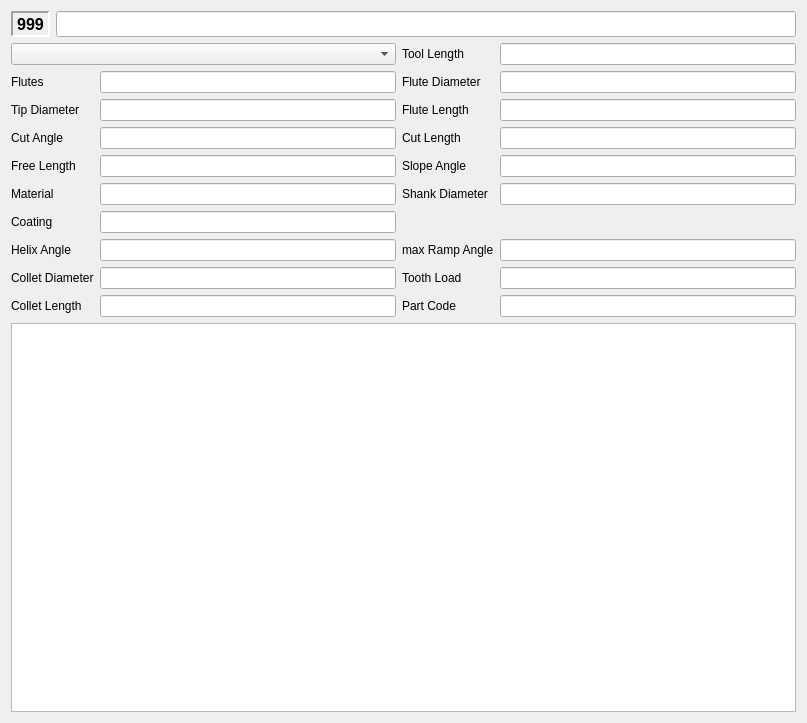
Before: the Qt Designer form src/UI/ToolEditor.ui in DjangoReinhard/FalconView, drawn with Qt 5.
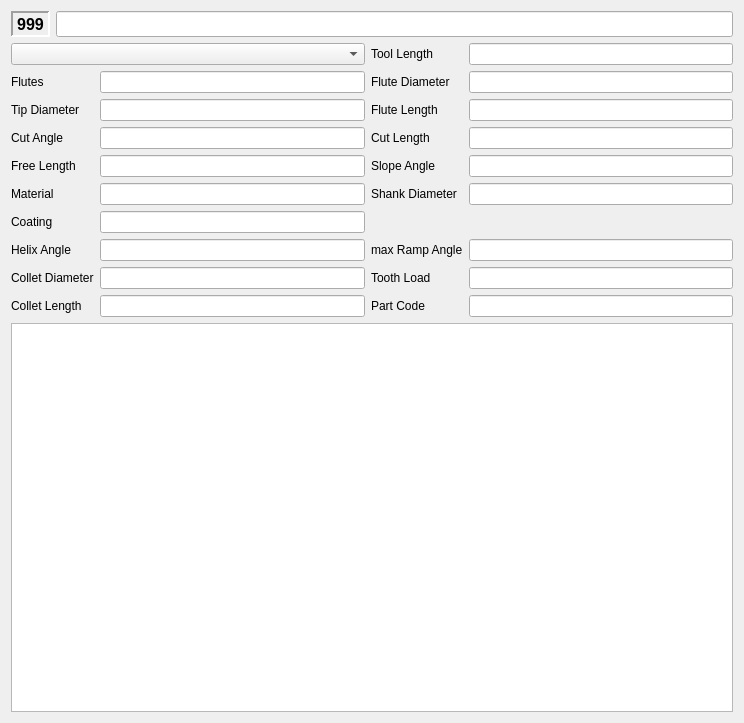
After: the same form once the commit is applied.

Commit message: worked at tool manager

```diff
--- a/src/UI/ToolEditor.ui
+++ b/src/UI/ToolEditor.ui
@@ -6,7 +6,7 @@
    <rect>
     <x>0</x>
     <y>0</y>
-    <width>807</width>
+    <width>744</width>
     <height>723</height>
    </rect>
   </property>
@@ -25,7 +25,14 @@
     </widget>
    </item>
    <item row="5" column="2">
-    <widget class="QLineEdit" name="eLenFree"/>
+    <widget class="QLineEdit" name="eLenFree">
+     <property name="sizePolicy">
+      <sizepolicy hsizetype="MinimumExpanding" vsizetype="Fixed">
+       <horstretch>0</horstretch>
+       <verstretch>0</verstretch>
+      </sizepolicy>
+     </property>
+    </widget>
    </item>
    <item row="3" column="2">
     <widget class="QLineEdit" name="eDiaTip">
@@ -38,7 +45,14 @@
     </widget>
    </item>
    <item row="8" column="4">
-    <widget class="QLineEdit" name="eAngMaxRamp"/>
+    <widget class="QLineEdit" name="eAngMaxRamp">
+     <property name="sizePolicy">
+      <sizepolicy hsizetype="MinimumExpanding" vsizetype="Fixed">
+       <horstretch>0</horstretch>
+       <verstretch>0</verstretch>
+      </sizepolicy>
+     </property>
+    </widget>
    </item>
    <item row="4" column="2">
     <widget class="QLineEdit" name="eAngCut">
@@ -98,16 +112,44 @@
     </widget>
    </item>
    <item row="9" column="4">
-    <widget class="QLineEdit" name="eLoad"/>
+    <widget class="QLineEdit" name="eLoad">
+     <property name="sizePolicy">
+      <sizepolicy hsizetype="MinimumExpanding" vsizetype="Fixed">
+       <horstretch>0</horstretch>
+       <verstretch>0</verstretch>
+      </sizepolicy>
+     </property>
+    </widget>
    </item>
    <item row="11" column="0" colspan="5">
-    <widget class="QPlainTextEdit" name="eComment"/>
+    <widget class="QPlainTextEdit" name="eComment">
+     <property name="sizePolicy">
+      <sizepolicy hsizetype="MinimumExpanding" vsizetype="Expanding">
+       <horstretch>0</horstretch>
+       <verstretch>0</verstretch>
+      </sizepolicy>
+     </property>
+    </widget>
    </item>
    <item row="5" column="4">
-    <widget class="QLineEdit" name="eAngSlope"/>
+    <widget class="QLineEdit" name="eAngSlope">
+     <property name="sizePolicy">
+      <sizepolicy hsizetype="MinimumExpanding" vsizetype="Fixed">
+       <horstretch>0</horstretch>
+       <verstretch>0</verstretch>
+      </sizepolicy>
+     </property>
+    </widget>
    </item>
    <item row="9" column="2">
-    <widget class="QLineEdit" name="eDiaColl"/>
+    <widget class="QLineEdit" name="eDiaColl">
+     <property name="sizePolicy">
+      <sizepolicy hsizetype="MinimumExpanding" vsizetype="Fixed">
+       <horstretch>0</horstretch>
+       <verstretch>0</verstretch>
+      </sizepolicy>
+     </property>
+    </widget>
    </item>
    <item row="1" column="3">
     <widget class="QLabel" name="label">
@@ -123,7 +165,14 @@
     </widget>
    </item>
    <item row="8" column="2">
-    <widget class="QLineEdit" name="eAngHelix"/>
+    <widget class="QLineEdit" name="eAngHelix">
+     <property name="sizePolicy">
+      <sizepolicy hsizetype="MinimumExpanding" vsizetype="Fixed">
+       <horstretch>0</horstretch>
+       <verstretch>0</verstretch>
+      </sizepolicy>
+     </property>
+    </widget>
    </item>
    <item row="9" column="3">
     <widget class="QLabel" name="label_19">
@@ -146,7 +195,14 @@
     </widget>
    </item>
    <item row="10" column="2">
-    <widget class="QLineEdit" name="eLenColl"/>
+    <widget class="QLineEdit" name="eLenColl">
+     <property name="sizePolicy">
+      <sizepolicy hsizetype="MinimumExpanding" vsizetype="Fixed">
+       <horstretch>0</horstretch>
+       <verstretch>0</verstretch>
+      </sizepolicy>
+     </property>
+    </widget>
    </item>
    <item row="2" column="4">
     <widget class="QLineEdit" name="eDiaFlute">
@@ -206,11 +262,17 @@
    <item row="1" column="4">
     <widget class="QLineEdit" name="eLenTool">
      <property name="sizePolicy">
-      <sizepolicy hsizetype="Expanding" vsizetype="Fixed">
+      <sizepolicy hsizetype="MinimumExpanding" vsizetype="Fixed">
        <horstretch>0</horstretch>
        <verstretch>0</verstretch>
       </sizepolicy>
      </property>
+     <property name="focusPolicy">
+      <enum>Qt::NoFocus</enum>
+     </property>
+     <property name="readOnly">
+      <bool>true</bool>
+     </property>
     </widget>
    </item>
    <item row="2" column="0" colspan="2">
@@ -296,7 +358,14 @@
     </widget>
    </item>
    <item row="1" column="0" colspan="3">
-    <widget class="QComboBox" name="cbType"/>
+    <widget class="QComboBox" name="cbType">
+     <property name="sizePolicy">
+      <sizepolicy hsizetype="MinimumExpanding" vsizetype="Fixed">
+       <horstretch>0</horstretch>
+       <verstretch>0</verstretch>
+      </sizepolicy>
+     </property>
+    </widget>
    </item>
    <item row="10" column="3">
     <widget class="QLabel" name="label_14">
@@ -306,7 +375,14 @@
     </widget>
    </item>
    <item row="10" column="4">
-    <widget class="QLineEdit" name="ePartCode"/>
+    <widget class="QLineEdit" name="ePartCode">
+     <property name="sizePolicy">
+      <sizepolicy hsizetype="MinimumExpanding" vsizetype="Fixed">
+       <horstretch>0</horstretch>
+       <verstretch>0</verstretch>
+      </sizepolicy>
+     </property>
+    </widget>
    </item>
    <item row="6" column="3">
     <widget class="QLabel" name="label_6">
@@ -316,7 +392,14 @@
     </widget>
    </item>
    <item row="6" column="4">
-    <widget class="QLineEdit" name="eDiaShank"/>
+    <widget class="QLineEdit" name="eDiaShank">
+     <property name="sizePolicy">
+      <sizepolicy hsizetype="MinimumExpanding" vsizetype="Fixed">
+       <horstretch>0</horstretch>
+       <verstretch>0</verstretch>
+      </sizepolicy>
+     </property>
+    </widget>
    </item>
    <item row="6" column="0" colspan="2">
     <widget class="QLabel" name="label_10">
@@ -326,7 +409,14 @@
     </widget>
    </item>
    <item row="6" column="2">
-    <widget class="QLineEdit" name="eMaterial"/>
+    <widget class="QLineEdit" name="eMaterial">
+     <property name="sizePolicy">
+      <sizepolicy hsizetype="MinimumExpanding" vsizetype="Fixed">
+       <horstretch>0</horstretch>
+       <verstretch>0</verstretch>
+      </sizepolicy>
+     </property>
+    </widget>
    </item>
    <item row="7" column="0" colspan="2">
     <widget class="QLabel" name="label_15">
@@ -336,7 +426,14 @@
     </widget>
    </item>
    <item row="7" column="2">
-    <widget class="QLineEdit" name="eCoating"/>
+    <widget class="QLineEdit" name="eCoating">
+     <property name="sizePolicy">
+      <sizepolicy hsizetype="MinimumExpanding" vsizetype="Fixed">
+       <horstretch>0</horstretch>
+       <verstretch>0</verstretch>
+      </sizepolicy>
+     </property>
+    </widget>
    </item>
   </layout>
  </widget>
```
Left out of the diff: 63 changed lines with no effect on the pictures. The commit also changes 17 other files.
